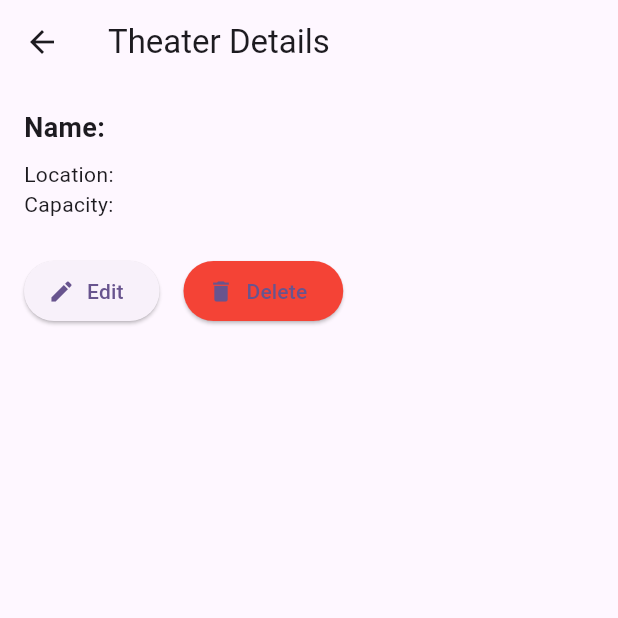
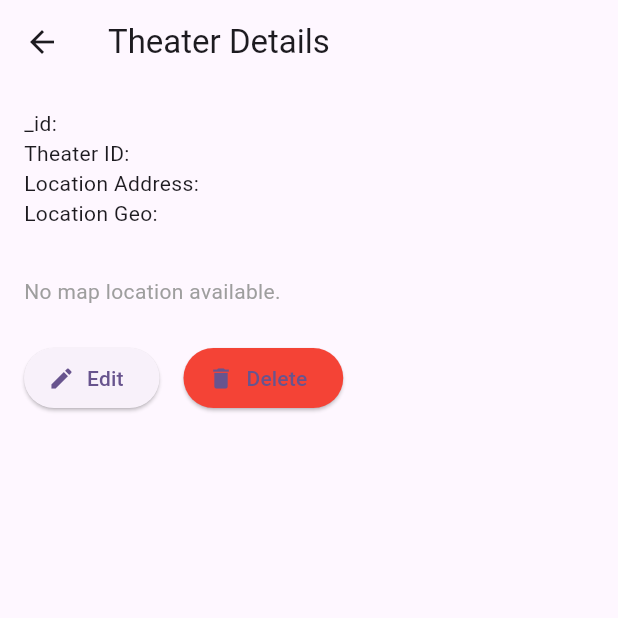
Before and after one commit to kin1m0d/sample-app-mflix, a Flutter app: the TheaterDetailScreen screen opened directly with empty values, on a phone screen of 412 x 824 dp, the top half of it. Run offline on Flutter 3.47's test engine with Material 3 defaults, Android fonts, the phone set to English and light mode, and no system bars; our stand-ins replace flutter_map, latlong2; network calls fail.

Commit message:
Added flutter_map to theater details screen

```diff
--- a/flutter2/mflix/lib/features/theaters/theater_detail_screen.dart
+++ b/flutter2/mflix/lib/features/theaters/theater_detail_screen.dart
@@ -1,23 +1,78 @@
+
+
 import 'package:flutter/material.dart';
+import 'package:flutter_map/flutter_map.dart';
+import 'package:latlong2/latlong.dart';
 
 
 class TheaterDetailScreen extends StatelessWidget {
-  final String theaterId;
   final Map<String, dynamic> theater;
-  const TheaterDetailScreen({required this.theaterId, required this.theater, super.key});
+  const TheaterDetailScreen({required this.theater, super.key});
 
   @override
   Widget build(BuildContext context) {
+    print('[TheaterDetailScreen] Theater object: ' + theater.toString());
+    double? lat;
+    double? lng;
+    String locationDisplay = '';
+    // Try to extract coordinates from theater['location']['geo']['coordinates']
+    if (theater['location'] is Map &&
+        theater['location']['geo'] is Map &&
+        theater['location']['geo']['coordinates'] is List) {
+      final coords = theater['location']['geo']['coordinates'];
+      if (coords.length == 2) {
+        lng = coords[0] is num ? coords[0].toDouble() : null;
+        lat = coords[1] is num ? coords[1].toDouble() : null;
+        locationDisplay = 'Lat: ${lat?.toStringAsFixed(6) ?? '-'}, Lng: ${lng?.toStringAsFixed(6) ?? '-'}';
+      }
+    } else if (theater['location'] is String) {
+      locationDisplay = theater['location'];
+    } else {
+      locationDisplay = 'Unknown';
+    }
+
     return Scaffold(
       appBar: AppBar(title: const Text('Theater Details')),
       body: Padding(
         padding: const EdgeInsets.all(16.0),
         child: ListView(
           children: [
-            Text('Name: ${theater['name']}', style: const TextStyle(fontSize: 18, fontWeight: FontWeight.bold)),
+            Text('_id: ${theater['_id']?.toString() ?? 'Unknown'}'),
+            Text('Theater ID: ${theater['theaterId']?.toString() ?? 'Unknown'}'),
+            Text('Location Address: ${theater['location']['address']?.toString() ?? 'Unknown'}'),
+            Text('Location Geo: ${theater['location']['geo']?.toString() ?? 'Unknown'}'),
             const SizedBox(height: 8),
-            Text('Location: ${theater['location']}'),
-            Text('Capacity: ${theater['capacity']}'),
+            if (lat != null && lng != null) ...[
+              const SizedBox(height: 24),
+              SizedBox(
+                height: 200,
+                child: FlutterMap(
+                  options: MapOptions(
+                    initialCenter: LatLng(lat, lng),
+                    initialZoom: 15,
+                  ),
+                  children: [
+                    TileLayer(
+                      urlTemplate: 'https://tile.openstreetmap.org/{z}/{x}/{y}.png',
+                      userAgentPackageName: 'com.example.mflix',
+                    ),
+                    MarkerLayer(
+                      markers: [
+                        Marker(
+                          width: 40,
+                          height: 40,
+                          point: LatLng(lat, lng),
+                          child: Icon(Icons.location_on, color: Colors.red, size: 40),
+                        ),
+                      ],
+                    ),
+                  ],
+                ),
+              ),
+            ] else ...[
+              const SizedBox(height: 24),
+              const Text('No map location available.', style: TextStyle(color: Colors.grey)),
+            ],
             const SizedBox(height: 24),
             Row(
               children: [
--- a/flutter2/mflix/lib/features/theaters/theaters_list_screen.dart
+++ b/flutter2/mflix/lib/features/theaters/theaters_list_screen.dart
@@ -69,10 +69,10 @@ class _TheatersListScreenState extends State<TheatersListScreen> {
                   title: Text(theater['name']?.toString() ?? ''),
                   subtitle: Text(theater['location']?.toString() ?? ''),
                   onTap: () {
+                    print('[TheatersListScreen] Theater tapped: ' + theater.toString());
                     Navigator.of(context).push(
                       MaterialPageRoute(
                         builder: (_) => TheaterDetailScreen(
-                          theaterId: theater['_id']?.toString() ?? '',
                           theater: theater,
                         ),
                       ),
```
